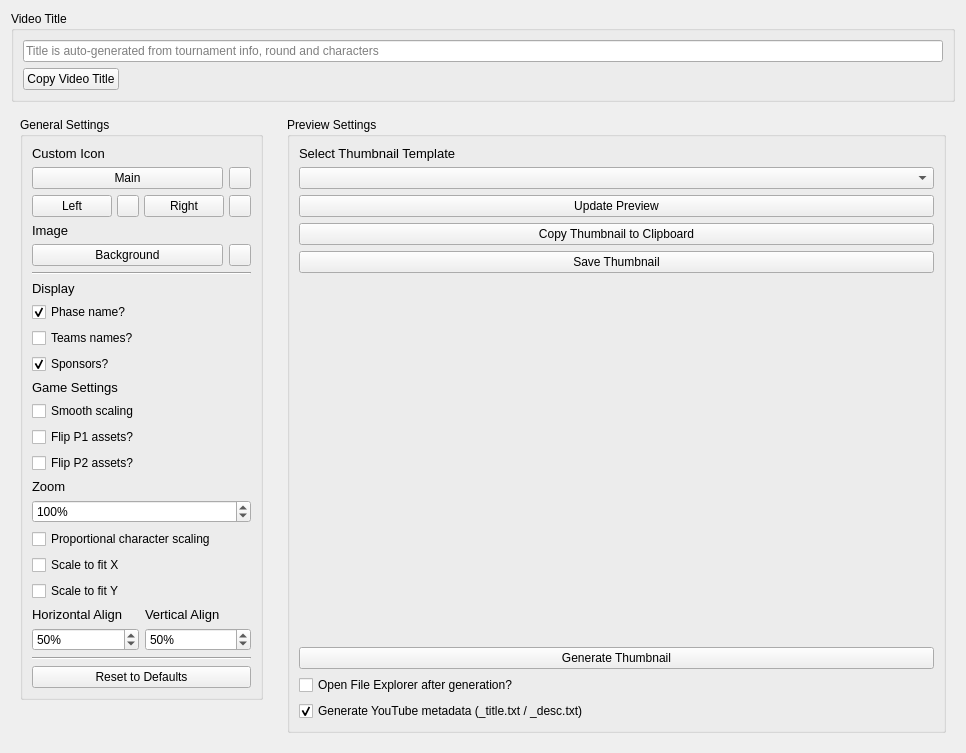
Above: src/layout/AutonaThumbnailSettings.ui from yuya-tagu/Autona before the change. Below: the same form after it.
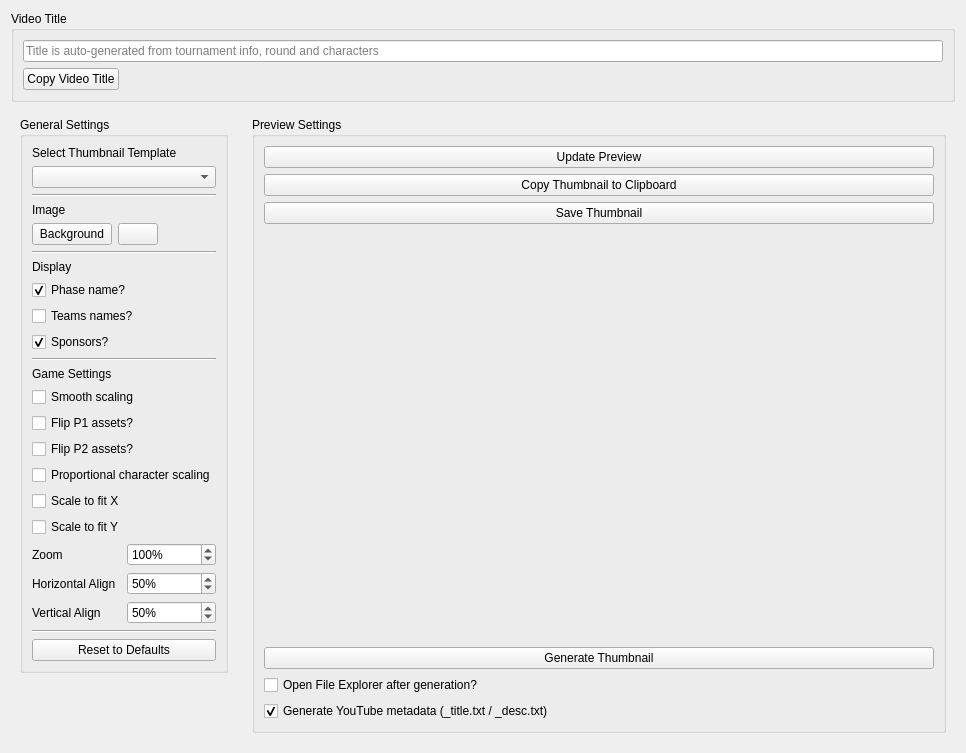
That is the form after the change.

Commit message: refactor(ui): 各タブUIのデザインシステム統一とゴミ掃除

What changed in the file:
```diff
--- a/src/layout/AutonaThumbnailSettings.ui
+++ b/src/layout/AutonaThumbnailSettings.ui
@@ -92,224 +92,24 @@
          </property>
          <layout class="QVBoxLayout" name="verticalLayout">
          <item>
-          <layout class="QVBoxLayout" name="verticalLayout_15">
-           <property name="leftMargin">
-            <number>0</number>
-           </property>
-           <property name="topMargin">
-            <number>0</number>
-           </property>
-           <property name="rightMargin">
-            <number>0</number>
-           </property>
-           <property name="bottomMargin">
-            <number>0</number>
-           </property>
-           <item>
-            <layout class="QVBoxLayout" name="verticalLayout_8">
-           <property name="leftMargin">
-            <number>0</number>
-           </property>
-           <property name="topMargin">
-            <number>0</number>
-           </property>
-           <property name="rightMargin">
-            <number>0</number>
-           </property>
-           <property name="bottomMargin">
-            <number>0</number>
-           </property>
-             <item>
-              <widget class="QLabel" name="label_2">
-           <property name="sizePolicy">
-            <sizepolicy hsizetype="Preferred" vsizetype="Maximum">
-             <horstretch>0</horstretch>
-             <verstretch>0</verstretch>
-            </sizepolicy>
-           </property>
-               <property name="font">
-                <font>
-                 <pointsize>10</pointsize>
-                 <weight>700</weight>
-                 <bold>true</bold>
-                </font>
-               </property>
+           <widget class="QLabel" name="label_17">
                <property name="text">
-                <string>Custom Icon</string>
+             <string>Select Thumbnail Template</string>
                </property>
               </widget>
              </item>
              <item>
-              <layout class="QHBoxLayout" name="horizontalLayout_4">
-           <property name="leftMargin">
-            <number>0</number>
-           </property>
-           <property name="topMargin">
-            <number>0</number>
-           </property>
-           <property name="rightMargin">
-            <number>0</number>
-           </property>
-           <property name="bottomMargin">
-            <number>0</number>
-           </property>
-               <item>
-                <widget class="QPushButton" name="customMainIcon">
-                 <property name="sizePolicy">
-                  <sizepolicy hsizetype="Minimum" vsizetype="Fixed">
-                   <horstretch>0</horstretch>
-                   <verstretch>0</verstretch>
-                  </sizepolicy>
-                 </property>
-                 <property name="text">
-                  <string>Main</string>
-                 </property>
-                </widget>
+           <widget class="QComboBox" name="templateSelect"/>
                </item>
                <item>
-                <widget class="QPushButton" name="customMainIconReset">
-                 <property name="sizePolicy">
-                  <sizepolicy hsizetype="Fixed" vsizetype="Fixed">
-                   <horstretch>0</horstretch>
-                   <verstretch>0</verstretch>
-                  </sizepolicy>
-                 </property>
-                 <property name="minimumSize">
-                  <size>
-                   <width>22</width>
-                   <height>22</height>
-                  </size>
-                 </property>
-                 <property name="font">
-                  <font>
-                   <pointsize>1</pointsize>
-                  </font>
-                 </property>
-                 <property name="text">
-                  <string/>
-                 </property>
-                </widget>
-               </item>
-              </layout>
-             </item>
-             <item>
-              <layout class="QHBoxLayout" name="horizontalLayout" stretch="0,0,0,0">
-           <property name="leftMargin">
-            <number>0</number>
-           </property>
-           <property name="topMargin">
-            <number>0</number>
-           </property>
-           <property name="rightMargin">
-            <number>0</number>
-           </property>
-           <property name="bottomMargin">
-            <number>0</number>
-           </property>
-               <property name="spacing">
-                <number>5</number>
-               </property>
-               <property name="sizeConstraint">
-                <enum>QLayout::SetMinimumSize</enum>
-               </property>
-               <item>
-                <widget class="QPushButton" name="customTopLeftIcon">
-                 <property name="text">
-                  <string>Left</string>
-                 </property>
-                </widget>
-               </item>
-               <item>
-                <widget class="QPushButton" name="customTopLeftIconReset">
-                 <property name="sizePolicy">
-                  <sizepolicy hsizetype="Fixed" vsizetype="Fixed">
-                   <horstretch>0</horstretch>
-                   <verstretch>0</verstretch>
-                  </sizepolicy>
-                 </property>
-                 <property name="minimumSize">
-                  <size>
-                   <width>22</width>
-                   <height>22</height>
-                  </size>
-                 </property>
-                 <property name="font">
-                  <font>
-                   <pointsize>1</pointsize>
-                  </font>
-                 </property>
-                 <property name="text">
-                  <string/>
-                 </property>
-                </widget>
-               </item>
-               <item>
-                <widget class="QPushButton" name="customTopRightIcon">
-                 <property name="text">
-                  <string>Right</string>
-                 </property>
-                </widget>
-               </item>
-               <item>
-                <widget class="QPushButton" name="customTopRightIconReset">
-                 <property name="sizePolicy">
-                  <sizepolicy hsizetype="Fixed" vsizetype="Fixed">
-                   <horstretch>0</horstretch>
-                   <verstretch>0</verstretch>
-                  </sizepolicy>
-                 </property>
-                 <property name="minimumSize">
-                  <size>
-                   <width>22</width>
-                   <height>22</height>
-                  </size>
-                 </property>
-                 <property name="font">
-                  <font>
-                   <pointsize>1</pointsize>
-                  </font>
-                 </property>
-                 <property name="text">
-                  <string/>
-                 </property>
-                </widget>
-               </item>
-              </layout>
-             </item>
-            </layout>
-           </item>
-           <item>
-            <layout class="QVBoxLayout" name="verticalLayout_7">
-           <property name="leftMargin">
-            <number>0</number>
-           </property>
-           <property name="topMargin">
-            <number>0</number>
-           </property>
-           <property name="rightMargin">
-            <number>0</number>
-           </property>
-           <property name="bottomMargin">
-            <number>0</number>
-           </property>
+           <widget class="Line" name="line_4">
+            <property name="orientation">
+             <enum>Qt::Horizontal</enum>
+            </property>
+           </widget>
+          </item>
              <item>
               <widget class="QLabel" name="label_11">
-           <property name="sizePolicy">
-            <sizepolicy hsizetype="Preferred" vsizetype="Maximum">
-             <horstretch>0</horstretch>
-             <verstretch>0</verstretch>
-            </sizepolicy>
-           </property>
-               <property name="font">
-                <font>
-                 <pointsize>10</pointsize>
-                 <weight>700</weight>
-                 <bold>true</bold>
-                </font>
-               </property>
-               <property name="locale">
-                <locale language="English" country="UnitedStates"/>
-               </property>
                <property name="text">
                 <string>Image</string>
                </property>
@@ -317,18 +117,6 @@
              </item>
              <item>
               <layout class="QHBoxLayout" name="horizontalLayout_14">
-           <property name="leftMargin">
-            <number>0</number>
-           </property>
-           <property name="topMargin">
-            <number>0</number>
-           </property>
-           <property name="rightMargin">
-            <number>0</number>
-           </property>
-           <property name="bottomMargin">
-            <number>0</number>
-           </property>
                <item>
                 <widget class="QPushButton" name="customBackground">
                  <property name="text">
@@ -350,19 +138,23 @@
                    <height>22</height>
                   </size>
                  </property>
-                 <property name="font">
-                  <font>
-                   <pointsize>1</pointsize>
-                  </font>
-                 </property>
                  <property name="text">
                   <string/>
                  </property>
                 </widget>
                </item>
-              </layout>
-             </item>
-            </layout>
+            <item>
+             <spacer name="imageActionSpacer">
+              <property name="orientation">
+               <enum>Qt::Horizontal</enum>
+              </property>
+              <property name="sizeHint" stdset="0">
+               <size>
+                <width>40</width>
+                <height>20</height>
+               </size>
+              </property>
+             </spacer>
            </item>
           </layout>
          </item>
@@ -374,34 +166,7 @@
           </widget>
          </item>
          <item>
-          <layout class="QVBoxLayout" name="verticalLayout_9">
-           <property name="leftMargin">
-            <number>0</number>
-           </property>
-           <property name="topMargin">
-            <number>0</number>
-           </property>
-           <property name="rightMargin">
-            <number>0</number>
-           </property>
-           <property name="bottomMargin">
-            <number>0</number>
-           </property>
-           <item>
             <widget class="QLabel" name="label_13">
-             <property name="sizePolicy">
-              <sizepolicy hsizetype="Preferred" vsizetype="Maximum">
-               <horstretch>0</horstretch>
-               <verstretch>0</verstretch>
-              </sizepolicy>
-             </property>
-             <property name="font">
-              <font>
-               <pointsize>10</pointsize>
-               <weight>700</weight>
-               <bold>true</bold>
-              </font>
-             </property>
              <property name="text">
               <string>Display</string>
              </property>
@@ -437,23 +202,15 @@
              </property>
             </widget>
            </item>
-          </layout>
+          <item>
+           <widget class="Line" name="line_3">
+            <property name="orientation">
+             <enum>Qt::Horizontal</enum>
+            </property>
+           </widget>
          </item>
          <item>
           <widget class="QLabel" name="label_19">
-           <property name="sizePolicy">
-            <sizepolicy hsizetype="Preferred" vsizetype="Maximum">
-             <horstretch>0</horstretch>
-             <verstretch>0</verstretch>
-            </sizepolicy>
-           </property>
-           <property name="font">
-            <font>
-             <pointsize>10</pointsize>
-             <weight>700</weight>
-             <bold>true</bold>
-            </font>
-           </property>
            <property name="text">
             <string>Game Settings</string>
            </property>
@@ -487,81 +244,6 @@
           </widget>
          </item>
          <item>
-          <layout class="QVBoxLayout" name="verticalLayout_17">
-           <property name="leftMargin">
-            <number>0</number>
-           </property>
-           <property name="topMargin">
-            <number>0</number>
-           </property>
-           <property name="rightMargin">
-            <number>0</number>
-           </property>
-           <property name="bottomMargin">
-            <number>0</number>
-           </property>
-           <item>
-            <widget class="QLabel" name="label_14">
-             <property name="sizePolicy">
-              <sizepolicy hsizetype="Preferred" vsizetype="Maximum">
-               <horstretch>0</horstretch>
-               <verstretch>0</verstretch>
-              </sizepolicy>
-             </property>
-             <property name="font">
-              <font>
-               <pointsize>10</pointsize>
-               <weight>700</weight>
-               <bold>true</bold>
-              </font>
-             </property>
-             <property name="text">
-              <string>Zoom</string>
-             </property>
-             <property name="alignment">
-              <set>Qt::AlignLeading</set>
-             </property>
-            </widget>
-           </item>
-           <item>
-            <widget class="QSpinBox" name="zoom">
-             <property name="sizePolicy">
-              <sizepolicy hsizetype="Minimum" vsizetype="Minimum">
-               <horstretch>0</horstretch>
-               <verstretch>0</verstretch>
-              </sizepolicy>
-             </property>
-             <property name="suffix">
-              <string>%</string>
-             </property>
-             <property name="minimum">
-              <number>1</number>
-             </property>
-             <property name="maximum">
-              <number>1000</number>
-             </property>
-             <property name="value">
-              <number>100</number>
-             </property>
-            </widget>
-           </item>
-          </layout>
-         </item>
-         <item>
-          <layout class="QVBoxLayout" name="verticalLayout_20">
-           <property name="leftMargin">
-            <number>0</number>
-           </property>
-           <property name="topMargin">
-            <number>0</number>
-           </property>
-           <property name="rightMargin">
-            <number>0</number>
-           </property>
-           <property name="bottomMargin">
-            <number>0</number>
-           </property>
-           <item>
             <widget class="QCheckBox" name="proportionalScaling">
              <property name="text">
               <string>Proportional character scaling</string>
@@ -582,57 +264,39 @@
              </property>
             </widget>
            </item>
-          </layout>
-         </item>
          <item>
-          <layout class="QHBoxLayout" name="horizontalLayout_12">
-           <property name="leftMargin">
-            <number>0</number>
-           </property>
-           <property name="topMargin">
-            <number>0</number>
-           </property>
-           <property name="rightMargin">
-            <number>0</number>
-           </property>
-           <property name="bottomMargin">
-            <number>0</number>
-           </property>
-           <item>
-            <layout class="QVBoxLayout" name="verticalLayout_16">
-           <property name="leftMargin">
-            <number>0</number>
-           </property>
-           <property name="topMargin">
-            <number>0</number>
-           </property>
-           <property name="rightMargin">
-            <number>0</number>
-           </property>
-           <property name="bottomMargin">
-            <number>0</number>
-           </property>
-             <item>
+           <layout class="QGridLayout" name="gridLayoutTransform">
+            <item row="0" column="0">
+             <widget class="QLabel" name="label_14">
+              <property name="text">
+               <string>Zoom</string>
+              </property>
+             </widget>
+            </item>
+            <item row="0" column="1">
+             <widget class="QSpinBox" name="zoom">
+              <property name="suffix">
+               <string>%</string>
+              </property>
+              <property name="minimum">
+               <number>1</number>
+              </property>
+              <property name="maximum">
+               <number>1000</number>
+              </property>
+              <property name="value">
+               <number>100</number>
+              </property>
+             </widget>
+            </item>
+            <item row="1" column="0">
               <widget class="QLabel" name="label_16">
-           <property name="sizePolicy">
-            <sizepolicy hsizetype="Preferred" vsizetype="Maximum">
-             <horstretch>0</horstretch>
-             <verstretch>0</verstretch>
-            </sizepolicy>
-           </property>
-               <property name="font">
-                <font>
-                 <pointsize>10</pointsize>
-                 <weight>700</weight>
-                 <bold>true</bold>
-                </font>
-               </property>
                <property name="text">
                 <string>Horizontal Align</string>
                </property>
               </widget>
              </item>
-             <item>
+            <item row="1" column="1">
               <widget class="QSpinBox" name="horizontalAlign">
                <property name="suffix">
                 <string>%</string>
@@ -645,43 +309,14 @@
                </property>
               </widget>
              </item>
-            </layout>
-           </item>
-           <item>
-            <layout class="QVBoxLayout" name="verticalLayout_13">
-           <property name="leftMargin">
-            <number>0</number>
-           </property>
-           <property name="topMargin">
-            <number>0</number>
-           </property>
-           <property name="rightMargin">
-            <number>0</number>
-           </property>
-           <property name="bottomMargin">
-            <number>0</number>
-           </property>
-             <item>
+            <item row="2" column="0">
               <widget class="QLabel" name="label_15">
-           <property name="sizePolicy">
-            <sizepolicy hsizetype="Preferred" vsizetype="Maximum">
-             <horstretch>0</horstretch>
-             <verstretch>0</verstretch>
-            </sizepolicy>
-           </property>
-               <property name="font">
-                <font>
-                 <pointsize>10</pointsize>
-                 <weight>700</weight>
-                 <bold>true</bold>
-                </font>
-               </property>
                <property name="text">
                 <string>Vertical Align</string>
                </property>
               </widget>
              </item>
-             <item>
+            <item row="2" column="1">
               <widget class="QSpinBox" name="verticalAlign">
                <property name="suffix">
                 <string>%</string>
@@ -696,8 +331,6 @@
              </item>
             </layout>
            </item>
-          </layout>
-         </item>
          <item>
           <widget class="Line" name="line_5">
            <property name="orientation">
@@ -741,29 +374,6 @@
           <string>Preview Settings</string>
          </property>
          <layout class="QVBoxLayout" name="verticalLayout_10">
-         <item>
-          <widget class="QLabel" name="label_17">
-           <property name="sizePolicy">
-            <sizepolicy hsizetype="Preferred" vsizetype="Maximum">
-             <horstretch>0</horstretch>
-             <verstretch>0</verstretch>
-            </sizepolicy>
-           </property>
-           <property name="font">
-            <font>
-             <pointsize>10</pointsize>
-             <weight>700</weight>
-             <bold>true</bold>
-            </font>
-           </property>
-           <property name="text">
-            <string>Select Thumbnail Template</string>
-           </property>
-          </widget>
-         </item>
-         <item>
-          <widget class="QComboBox" name="templateSelect"/>
-         </item>
          <item>
           <widget class="QPushButton" name="btUpdatePreview">
          <property name="text">
```
Lines whose indentation alone changed are shown as unchanged. The commit also changes 6 other files.
